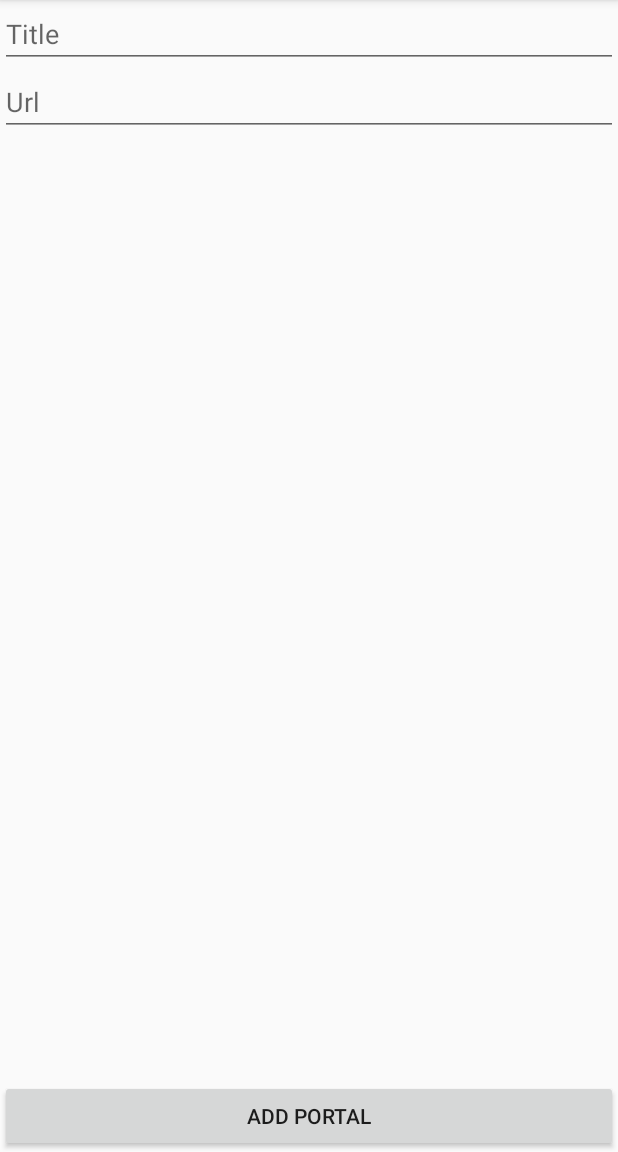
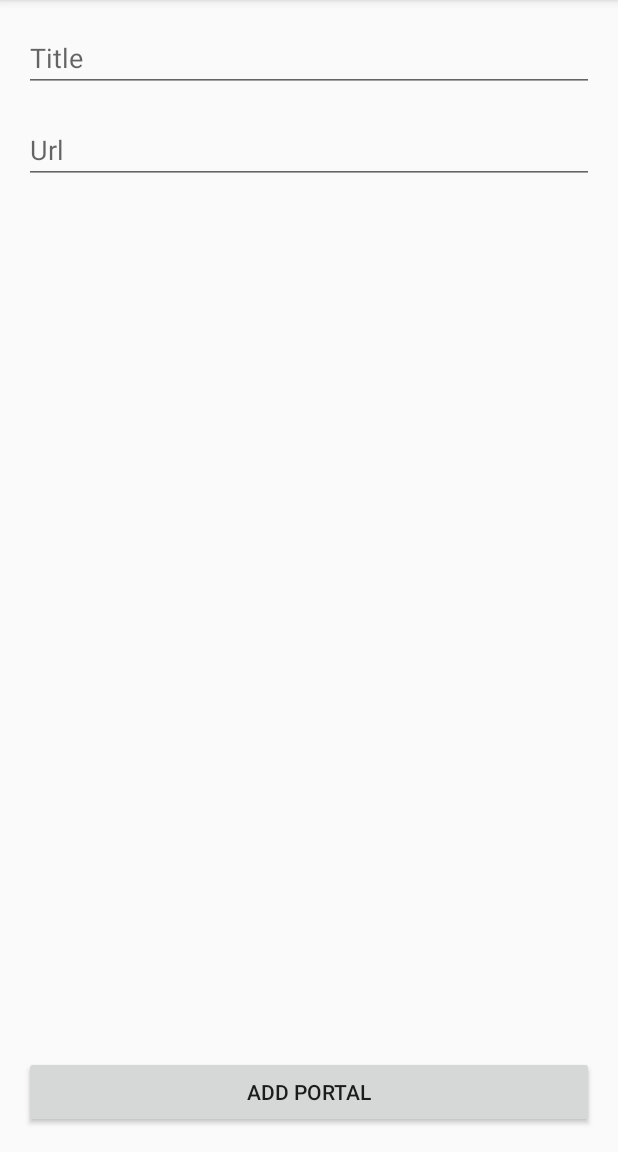
Before and after one commit to omwro/Level3Task2, an Android app: the AddPortalFragment screen opened through its navigation route, on a phone screen of 412 x 824 dp, the part 84-1236 px from its top. Run offline under Robolectric (Android 15) with nearby library versions, the phone set to English and light mode, and no system bars.

Commit message:
#3.8 Code optimization setfragmentresult parcer

```diff
--- a/app/build.gradle
+++ b/app/build.gradle
@@ -45,4 +45,7 @@ dependencies {
     androidTestImplementation 'androidx.test.espresso:espresso-core:3.3.0'
     implementation 'androidx.browser:browser:1.2.0'
 
+    def fragment_version = "1.3.0-alpha08"
+
+    implementation "androidx.fragment:fragment-ktx:$fragment_version"
 }
--- a/app/src/main/java/nl/omererdem/madlevel3task2/AddPortalFragment.kt
+++ b/app/src/main/java/nl/omererdem/madlevel3task2/AddPortalFragment.kt
@@ -5,9 +5,14 @@ import androidx.fragment.app.Fragment
 import android.view.LayoutInflater
 import android.view.View
 import android.view.ViewGroup
+import androidx.core.os.bundleOf
+import androidx.fragment.app.setFragmentResult
 import androidx.navigation.fragment.findNavController
 import com.google.android.material.snackbar.Snackbar
 import kotlinx.android.synthetic.main.fragment_add_portal.*
+
+const val PORTAL_KEY = "portal_key"
+const val BUNDLE_KEY = "bundle_key"
 
 /**
  * A simple [Fragment] subclass as the second destination in the navigation.
@@ -36,9 +41,11 @@ class AddPortalFragment : Fragment() {
         val titleTxt = etTitle.text.toString()
         val urlTxt = etUrl.text.toString()
         if (titleTxt.isNotBlank() && urlTxt.isNotBlank()) {
-            portals.add(Portal(titleTxt, urlTxt))
-            portalAdapter.notifyDataSetChanged()
-            findNavController().navigate(R.id.action_addPortalFragment_to_homeFragment)
+            setFragmentResult(PORTAL_KEY, bundleOf(Pair(BUNDLE_KEY, Portal(titleTxt, urlTxt))))
+//            portals.add(Portal(titleTxt, urlTxt))
+//            portalAdapter.notifyDataSetChanged()
+//            findNavController().navigate(R.id.action_addPortalFragment_to_homeFragment)
+            findNavController().popBackStack()
         } else {
             Snackbar.make(etTitle, getString(R.string.invalid_field), Snackbar.LENGTH_LONG).show()
         }
--- a/app/src/main/java/nl/omererdem/madlevel3task2/HomeFragment.kt
+++ b/app/src/main/java/nl/omererdem/madlevel3task2/HomeFragment.kt
@@ -5,6 +5,7 @@ import androidx.fragment.app.Fragment
 import android.view.LayoutInflater
 import android.view.View
 import android.view.ViewGroup
+import androidx.fragment.app.setFragmentResultListener
 import androidx.recyclerview.widget.GridLayoutManager
 import androidx.recyclerview.widget.ItemTouchHelper
 import androidx.recyclerview.widget.RecyclerView
@@ -28,6 +29,17 @@ class HomeFragment : Fragment() {
         super.onViewCreated(view, savedInstanceState)
 
         initViews()
+        observeAddReminderResult()
+    }
+
+    private fun observeAddReminderResult() {
+        setFragmentResultListener(PORTAL_KEY) {
+            key, bundle ->
+            bundle.getParcelable<Portal>(BUNDLE_KEY)?.let {
+                portals.add(it)
+                portalAdapter.notifyDataSetChanged()
+            }
+        }
     }
 
     // On initializing view, setup the recyclerview and touch helper for the portal cards
--- a/app/src/main/java/nl/omererdem/madlevel3task2/Portal.kt
+++ b/app/src/main/java/nl/omererdem/madlevel3task2/Portal.kt
@@ -1,7 +1,11 @@
 package nl.omererdem.madlevel3task2
 
+import android.os.Parcelable
+import kotlinx.android.parcel.Parcelize
+
 // Model for the portals consisted over a title and url
+@Parcelize
 data class Portal (
     var title : String,
     var url : String
-)
+) : Parcelable
--- a/app/src/main/res/layout/fragment_add_portal.xml
+++ b/app/src/main/res/layout/fragment_add_portal.xml
@@ -4,16 +4,18 @@
     xmlns:tools="http://schemas.android.com/tools"
     android:layout_width="match_parent"
     android:layout_height="match_parent"
+    android:layout_margin="16dp"
     tools:context=".AddPortalFragment">
 
     <EditText
         android:id="@+id/etTitle"
         android:layout_width="match_parent"
         android:layout_height="wrap_content"
+        android:autofillHints="@string/title"
         android:hint="@string/title"
         android:inputType="text"
-        app:layout_constraintTop_toTopOf="parent"
-        android:autofillHints="@string/title" />
+        app:layout_constraintStart_toStartOf="parent"
+        app:layout_constraintTop_toTopOf="parent" />
 
     <EditText
         android:id="@+id/etUrl"
@@ -23,7 +25,8 @@
         app:layout_constraintStart_toStartOf="parent"
         app:layout_constraintTop_toBottomOf="@+id/etTitle"
         android:autofillHints="@string/url"
-        android:inputType="textUri" />
+        android:inputType="textUri"
+        android:layout_marginVertical="16dp"/>
 
     <Button
         android:id="@+id/btnAddPortal"
--- a/app/src/main/res/layout/fragment_home.xml
+++ b/app/src/main/res/layout/fragment_home.xml
@@ -10,5 +10,6 @@
         android:id="@+id/rvPortals"
         android:layout_width="match_parent"
         android:layout_height="match_parent"
+        android:layout_margin="16dp"
         app:spanCount="2"/>
 </androidx.constraintlayout.widget.ConstraintLayout>
```
Also changed, not shown: app/src/main/res/layout/item_portal.xml (+16 -6 lines).
